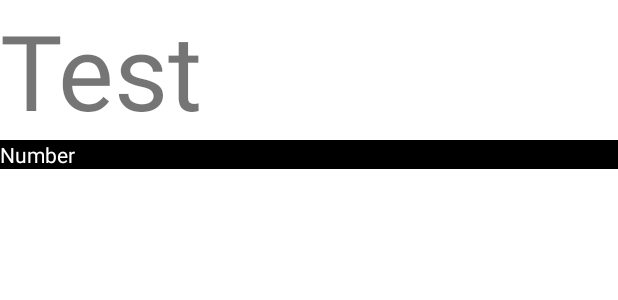
After one commit to Otziii/ApiTestKristiania, an Android app: the layout custom_cell_item.xml on its own in the app's theme, with its tools: preview values and no code run, on a phone screen of 412 x 824 dp. The commit adds this screen. Shown: the top 300 px of the screen. Run offline under Robolectric (Android 15) with nearby library versions, the phone set to English and light mode, and no system bars.

Commit message:
Fra repetisjonsforelesning: RecyclerView

```diff
--- /dev/null
+++ b/app/src/main/java/com/jorfald/apitest/HolderClass.kt
@@ -0,0 +1,6 @@
+package com.jorfald.apitest
+
+class HolderClass(
+    val text: String,
+    val number: Int
+)
--- a/app/src/main/java/com/jorfald/apitest/MainActivity.kt
+++ b/app/src/main/java/com/jorfald/apitest/MainActivity.kt
@@ -13,6 +13,9 @@ import com.android.volley.RequestQueue
 import com.android.volley.toolbox.StringRequest
 import com.android.volley.toolbox.Volley
 import com.beust.klaxon.Klaxon
+import kotlinx.coroutines.CoroutineScope
+import kotlinx.coroutines.Dispatchers
+import kotlinx.coroutines.launch
 
 class MainActivity : AppCompatActivity() {
 
--- /dev/null
+++ b/app/src/main/res/layout/custom_cell_item.xml
@@ -0,0 +1,26 @@
+<?xml version="1.0" encoding="utf-8"?>
+<androidx.constraintlayout.widget.ConstraintLayout xmlns:android="http://schemas.android.com/apk/res/android"
+    xmlns:app="http://schemas.android.com/apk/res-auto"
+    xmlns:tools="http://schemas.android.com/tools"
+    android:id="@+id/container"
+    android:layout_width="match_parent"
+    android:layout_height="wrap_content">
+
+    <TextView
+        android:id="@+id/cell_text"
+        android:layout_width="match_parent"
+        android:layout_height="wrap_content"
+        android:textSize="70sp"
+        app:layout_constraintTop_toTopOf="parent"
+        tools:text="Test" />
+
+    <TextView
+        android:id="@+id/cell_small_text"
+        android:layout_width="match_parent"
+        android:layout_height="wrap_content"
+        android:background="@color/black"
+        android:textColor="@color/white"
+        app:layout_constraintTop_toBottomOf="@id/cell_text"
+        tools:text="Number" />
+
+</androidx.constraintlayout.widget.ConstraintLayout>
```
Also changed, not shown: app/src/main/java/com/jorfald/apitest/CustomAdapter.kt (added, +48 -0 lines), app/src/main/java/com/jorfald/apitest/MainFragment.kt (+14 -0 lines), app/src/main/java/com/jorfald/apitest/QuoteFragment.kt (+59 -5 lines), app/src/main/res/layout/fragment_quote.xml (+3 -6 lines), app/src/main/java/com/jorfald/apitest/MainViewModel.kt (line endings or trailing spaces).
